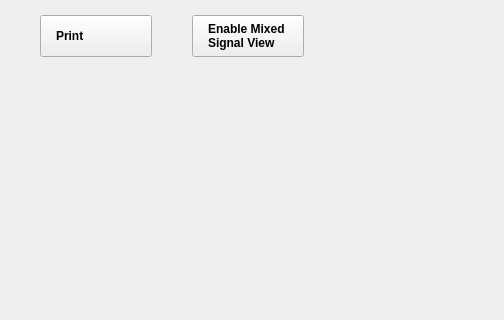
Before: the Qt Designer form ui/oscilloscope.ui in analogdevicesinc/scopy, drawn with Qt 5; both pictures show x 0 to 504 and y 0 to 320 of the 1280 by 654 pixel window.
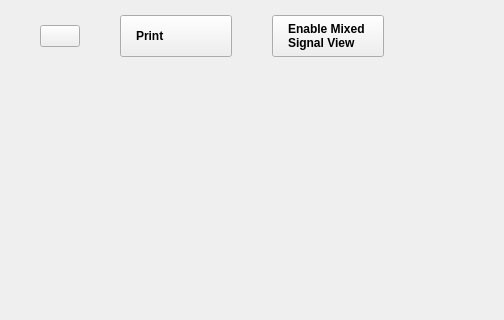
After: the same form once the commit is applied. Icons and pictures are not drawn. Custom widgets are drawn as their Qt base class.

Commit message: Tools: Added help button for each tool

```diff
--- a/ui/oscilloscope.ui
+++ b/ui/oscilloscope.ui
@@ -89,6 +89,13 @@
           </property>
          </spacer>
         </item>
+        <item>
+         <widget class="adiscope::LinkedButton" name="btnHelp">
+          <property name="text">
+           <string/>
+          </property>
+         </widget>
+        </item>
         <item>
          <widget class="QPushButton" name="printBtn">
           <property name="layoutDirection">
@@ -1006,6 +1013,11 @@
    <header>runsinglewidget.h</header>
    <container>1</container>
   </customwidget>
+  <customwidget>
+   <class>adiscope::LinkedButton</class>
+   <extends>QPushButton</extends>
+   <header>linked_button.hpp</header>
+  </customwidget>
  </customwidgets>
  <resources>
   <include location="../resources/resources.qrc"/>
```
The commit also changes 23 other files.
